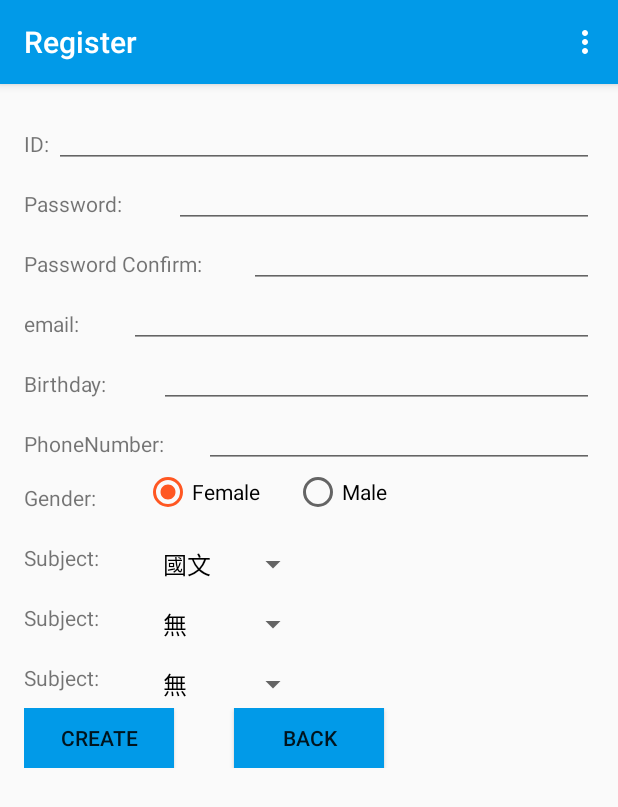
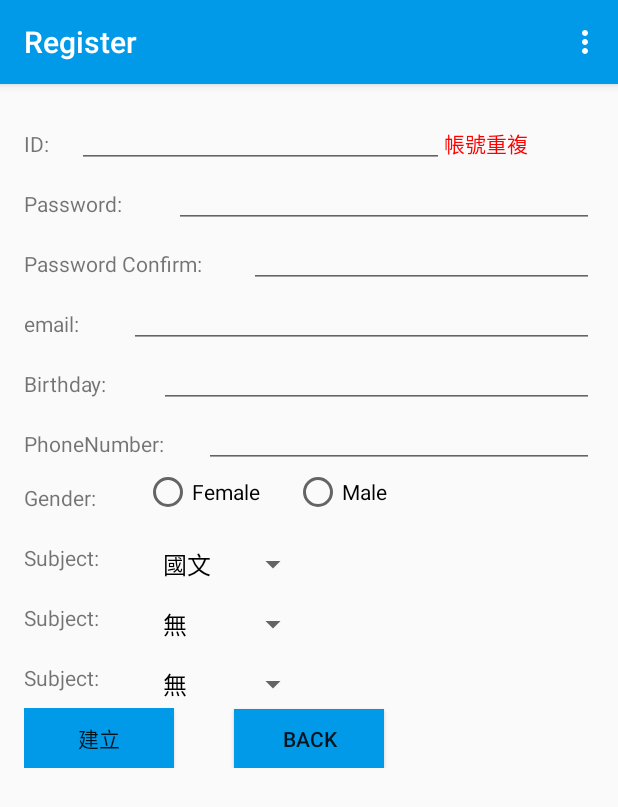
Before and after one commit to a9015633256/ProjectCP101005, an Android app: the screen it shows after launch (MainActivity), after a tap on "REGISTER", on a phone screen of 412 x 824 dp. Shown: the top 807 px of the screen. Run offline under Robolectric (Android 15) with nearby library versions, the phone set to English and light mode, and no system bars.

Commit message:
整合登入 判斷帳號前往學生端/老師端的頁面

```diff
--- a/app/src/main/java/com/example/yangwensing/myapplication/classes/ClassManager.java
+++ b/app/src/main/java/com/example/yangwensing/myapplication/classes/ClassManager.java
@@ -13,6 +13,7 @@ import android.view.ViewGroup;
 import android.widget.TextView;
 import android.widget.Toast;
 
+import com.example.yangwensing.myapplication.R;
 import com.example.yangwensing.myapplication.main.Common;
 import com.example.yangwensing.myapplication.main.MyTask;
 import com.google.gson.Gson;
--- a/app/src/main/java/com/example/yangwensing/myapplication/login/RegisterFragment.java
+++ b/app/src/main/java/com/example/yangwensing/myapplication/login/RegisterFragment.java
@@ -1,12 +1,17 @@
 package com.example.yangwensing.myapplication.login;
 
+import android.annotation.SuppressLint;
 import android.app.DatePickerDialog;
 import android.icu.util.Calendar;
 import android.os.Build;
 import android.os.Bundle;
 import android.support.annotation.Nullable;
 import android.support.v4.app.Fragment;
+import android.support.v4.app.FragmentManager;
+import android.support.v4.app.FragmentTransaction;
+import android.text.Editable;
 import android.text.InputType;
+import android.text.TextWatcher;
 import android.util.Log;
 import android.view.LayoutInflater;
 import android.view.View;
@@ -17,14 +22,21 @@ import android.widget.DatePicker;
 import android.widget.EditText;
 import android.widget.RadioGroup;
 import android.widget.Spinner;
+import android.widget.TextView;
 import android.widget.Toast;
 
 import com.example.yangwensing.myapplication.R;
+import com.example.yangwensing.myapplication.main.Account;
 import com.example.yangwensing.myapplication.main.Common;
 import com.example.yangwensing.myapplication.main.MyTask;
+import com.google.gson.Gson;
 import com.google.gson.JsonObject;
+import com.google.gson.reflect.TypeToken;
 
-import static com.example.yangwensing.myapplication.Common.networkConnected;
+
+import java.lang.reflect.Type;
+import java.util.List;
+
 import static com.example.yangwensing.myapplication.main.Common.networkConnected;
 
 /**
@@ -34,22 +46,32 @@ import static com.example.yangwensing.myapplication.main.Common.networkConnected
 public class RegisterFragment extends Fragment {
     private final static String TAG = "RegisterFragment";
     int ggender = 0;
-    private MyTask registerTask;
+    private MyTask registerTask,getaccountTask;
+    List<Account> accounts ;
+    int same = 0;
+
 
 
     @Nullable
     @Override
     public View onCreateView(LayoutInflater inflater, @Nullable ViewGroup container, @Nullable Bundle savedInstanceState) {
-        View view = inflater.inflate(R.layout.fragment_teacher_register,container,false);
+        View view = inflater.inflate(R.layout.fragment_teacher_register, container, false);
 
         getActivity().setTitle(R.string.textRegister);
+
+
+        showallaccount();
+
+
 
         final EditText rgName = view.findViewById(R.id.rgName);
         final EditText rgPassword = view.findViewById(R.id.rgPassword);
         final EditText rgPasswordconfirm = view.findViewById(R.id.rgPasswordConfirm);
         Button btBack = view.findViewById(R.id.btBack);
+        final TextView acstate = view.findViewById(R.id.state);
         Button btCreat = view.findViewById(R.id.btCreat);
-        final EditText birthday = view.findViewById(R.id.birthday);
+
+        final EditText rgbirthday = view.findViewById(R.id.birthday);
         final EditText rgphone = view.findViewById(R.id.PhoneNumber);
         final EditText rgemail = view.findViewById(R.id.email);
         Button male = view.findViewById(R.id.rbMale);
@@ -57,12 +79,13 @@ public class RegisterFragment extends Fragment {
         RadioGroup rggender = view.findViewById(R.id.rgGender);
 
 
+
         rggender.setOnCheckedChangeListener(new RadioGroup.OnCheckedChangeListener() {
             @Override
             public void onCheckedChanged(RadioGroup radioGroup, int i) {
-                if (i == R.id.rbMale){
+                if (i == R.id.rbMale) {
                     ggender = 1;
-                }else if (i == R.id.rbFemale){
+                } else if (i == R.id.rbFemale) {
                     ggender = 2;
                 }
             }
@@ -70,14 +93,14 @@ public class RegisterFragment extends Fragment {
 
 
         //點擊彈出選擇日期dialog，API24需要
-        birthday.setInputType(InputType.TYPE_NULL); //不跳出系统輸入鍵盤
+        rgbirthday.setInputType(InputType.TYPE_NULL); //不跳出系统輸入鍵盤
 
-        birthday.setOnFocusChangeListener(new View.OnFocusChangeListener() {
+        rgbirthday.setOnFocusChangeListener(new View.OnFocusChangeListener() {
 
             @Override
             public void onFocusChange(View v, boolean hasFocus) {
                 // TODO Auto-generated method stub
-                if(hasFocus){
+                if (hasFocus) {
                     Calendar c = null;
                     if (Build.VERSION.SDK_INT >= Build.VERSION_CODES.N) {
                         c = Calendar.getInstance();
@@ -88,7 +111,7 @@ public class RegisterFragment extends Fragment {
                             @Override
                             public void onDateSet(DatePicker view, int year, int monthOfYear, int dayOfMonth) {
                                 // TODO Auto-generated method stub
-                                birthday.setText(year+"/"+(monthOfYear+1)+"/"+dayOfMonth);
+                                rgbirthday.setText(year + "/" + (monthOfYear + 1) + "/" + dayOfMonth);
                             }
                         }, c.get(Calendar.YEAR), c.get(Calendar.MONTH), c.get(Calendar.DAY_OF_MONTH)).show();
                     }
@@ -97,7 +120,7 @@ public class RegisterFragment extends Fragment {
             }
         });
 
-        birthday.setOnClickListener(new View.OnClickListener() {
+        rgbirthday.setOnClickListener(new View.OnClickListener() {
 
             @Override
             public void onClick(View v) {
@@ -112,7 +135,7 @@ public class RegisterFragment extends Fragment {
                         @Override
                         public void onDateSet(DatePicker view, int year, int monthOfYear, int dayOfMonth) {
                             // TODO Auto-generated method stub
-                            birthday.setText(year+"/"+(monthOfYear+1)+"/"+dayOfMonth);
+                            rgbirthday.setText(year + "/" + (monthOfYear + 1) + "/" + dayOfMonth);
                         }
                     }, c.get(Calendar.YEAR), c.get(Calendar.MONTH), c.get(Calendar.DAY_OF_MONTH)).show();
                 }
@@ -120,7 +143,6 @@ public class RegisterFragment extends Fragment {
             }
         });
         //點擊彈出選擇日期dialog
-
 
 
         //科目選單設定
@@ -140,21 +162,74 @@ public class RegisterFragment extends Fragment {
 
 
 
+        // 每輸入一個字就觸發一次
+        rgName.addTextChangedListener( new TextWatcher(){
+            @SuppressLint("ResourceAsColor")
+            @Override
+            public void afterTextChanged(Editable arg0) {
+                // 顯示文字內容
+//                Log.i( "test", arg0.toString() );
+                String name = rgName.getText().toString();
+
+                same =0;
+
+                for (int c=0; c < accounts.size();c++){
+                    if (name.equals(accounts.get(c).getAccount())){
+                        same = 1;
+                        break;
+                    }
+                }
+                if (same ==1){
+                    acstate.setText("帳號重複");
+                    acstate.setTextColor(getResources().getColor(R.color.stateWrong));
+                }else {
+                    acstate.setText("OK");
+                    acstate.setTextColor(getResources().getColor(R.color.stateCorrect));
+                }
+            }
+
+            @Override
+            public void beforeTextChanged(CharSequence arg0, int arg1, int arg2, int arg3) {
+            }
+
+            @Override
+            public void onTextChanged(CharSequence arg0, int arg1, int arg2, int arg3) {
+            }
+        });
+        // 每輸入一個字就觸發一次
+
+
+
+
+
+
+
 
         btCreat.setOnClickListener(new View.OnClickListener() {
+            @SuppressLint("ResourceAsColor")
             @Override
             public void onClick(View view) {
-
                 String name = rgName.getText().toString();
                 String password = rgPassword.getText().toString().trim();
                 String passwordconfirm = rgPasswordconfirm.getText().toString().trim();
                 String email = rgemail.getText().toString();
+                String birthday = rgbirthday.getText().toString();
                 int phone = Integer.valueOf(rgphone.getText().toString());
                 int gender = ggender;
 
-                if (networkConnected(getActivity())) {
 
-                    if (password.equals(passwordconfirm)) {
+                for (int c=0; c < accounts.size();c++){
+                    if (name.equals(accounts.get(c).getAccount())){
+                        same = 1;
+                        break;
+                    }
+
+                }
+
+
+
+
+                if (password.equals(passwordconfirm) && same == 0) {
                     JsonObject jsonObject = new JsonObject();
                     jsonObject.addProperty("action", "insert");
                     jsonObject.addProperty("password", password);
@@ -162,13 +237,29 @@ public class RegisterFragment extends Fragment {
                     jsonObject.addProperty("email", email);
                     jsonObject.addProperty("phone", phone);
                     jsonObject.addProperty("gender", gender);
+                    jsonObject.addProperty("birthday", birthday);
+
+                    accounts.clear();
 
 
                     try {
                         registerTask = new MyTask(Common.URL + "/LoginHelp", jsonObject.toString());
                         int count = Integer.valueOf(registerTask.execute().get());
                         Toast.makeText(getActivity(), "Success", Toast.LENGTH_SHORT).show();
-                            if (count == 0) {
+
+
+                        Fragment loginFragment = new LoginFragment();
+
+                        FragmentManager fragmentManager = getFragmentManager();
+                        FragmentTransaction fragmentTransaction = fragmentManager.beginTransaction();
+                        fragmentTransaction.addToBackStack(null);
+
+                        fragmentTransaction.replace(R.id.content, loginFragment);
+                        fragmentTransaction.commit();
+
+
+
+                        if (count == 0 ) {
                             Toast.makeText(getActivity(), "Regitration failed ", Toast.LENGTH_SHORT).show();
                         }
                     } catch (Exception e) {
@@ -176,10 +267,8 @@ public class RegisterFragment extends Fragment {
                     }
 
 
-                    }
-                }
-                else{
-                    Toast.makeText(getActivity(),"connection to network failed", Toast.LENGTH_SHORT).show();
+                } else {
+                    Toast.makeText(getActivity(), "帳號重複或是密碼不一", Toast.LENGTH_SHORT).show();
                 }
 
             }
@@ -195,4 +284,33 @@ public class RegisterFragment extends Fragment {
 
         return view;
     }
+
+    private void showallaccount() {
+        if (Common.networkConnected(getActivity())) {
+            String url = Common.URL + "/LoginHelp";
+
+//            List<Account> accounts = null;
+            JsonObject jsonObject = new JsonObject();
+            jsonObject.addProperty("action", "getAllaccounts");
+            String jsonOut = jsonObject.toString();
+            getaccountTask = new MyTask(url, jsonOut);
+            try {
+                String jsonIn = getaccountTask.execute().get();
+                Log.d(TAG, jsonIn);
+                Type listType = new TypeToken<List<Account>>() {
+                }.getType();
+                accounts = new Gson().fromJson(jsonIn, listType);
+            } catch (Exception e) {
+                Log.e(TAG, e.toString());
             }
+            if (accounts == null || accounts.isEmpty()) {
+                Toast.makeText(getActivity(), "empty", Toast.LENGTH_SHORT).show();
+
+            } else {
+//                rvClass.setAdapter(new ClassManager.ClassesRecyclerViewAdapter(getActivity(), classes));
+            }
+        } else {
+            Toast.makeText(getActivity(), "No Net", Toast.LENGTH_SHORT).show();
+        }
+    }
+}
--- a/app/src/main/res/layout/fragment_teacher_register.xml
+++ b/app/src/main/res/layout/fragment_teacher_register.xml
@@ -13,6 +13,7 @@
         android:orientation="horizontal">
 
         <TextView
+            android:id="@+id/account"
             android:layout_width="40dp"
             android:layout_height="wrap_content"
             android:layout_weight="1"
@@ -20,12 +21,20 @@
 
         <EditText
             android:id="@+id/rgName"
-            android:layout_width="match_parent"
+            android:layout_width="250dp"
             android:layout_height="wrap_content"
             android:layout_weight="1"
             />
+        <TextView
+            android:id="@+id/state"
+            android:clickable="true"
+            android:layout_width="100dp"
+            android:layout_height="wrap_content"
+            android:text="帳號重複"
+            android:textColor="#FF0000"/>
 
     </LinearLayout>
+
 
     <LinearLayout
         android:layout_width="match_parent"
@@ -132,7 +141,6 @@
                 android:id="@+id/rbFemale"
                 android:layout_width="100dp"
                 android:layout_height="wrap_content"
-                android:checked="true"
                 android:text="@string/text_rbFemale" />
 
             <RadioButton
@@ -212,7 +220,7 @@
             android:id="@+id/btCreat"
             android:layout_width="100dp"
             android:layout_height="wrap_content"
-        android:text="@string/textCreate"
+            android:text="建立"
             android:background="@color/Project"/>
 
         <Button
@@ -225,4 +233,5 @@
     </LinearLayout>
 
 
+
 </LinearLayout>
--- a/app/src/main/res/values/colors.xml
+++ b/app/src/main/res/values/colors.xml
@@ -9,4 +9,7 @@
     <color name="colorTextBlack">#000000</color>
     <color name="colorTextRed">#ff0000</color>
     <color name="coloFloatingButtonOrange">#FF5722</color>
+    <color name="stateWrong">#FF0000</color>
+    <color name="stateCorrect">#00FF00</color>
+
 </resources>
```
Also changed, not shown: app/src/main/java/com/example/yangwensing/myapplication/classes/ClassDelete.java (+205 -1 lines), app/src/main/java/com/example/yangwensing/myapplication/login/LoginFragment.java (+33 -5 lines), app/src/main/java/com/example/yangwensing/myapplication/main/Account.java (added, +21 -0 lines). Lines whose indentation alone changed are shown as unchanged.
